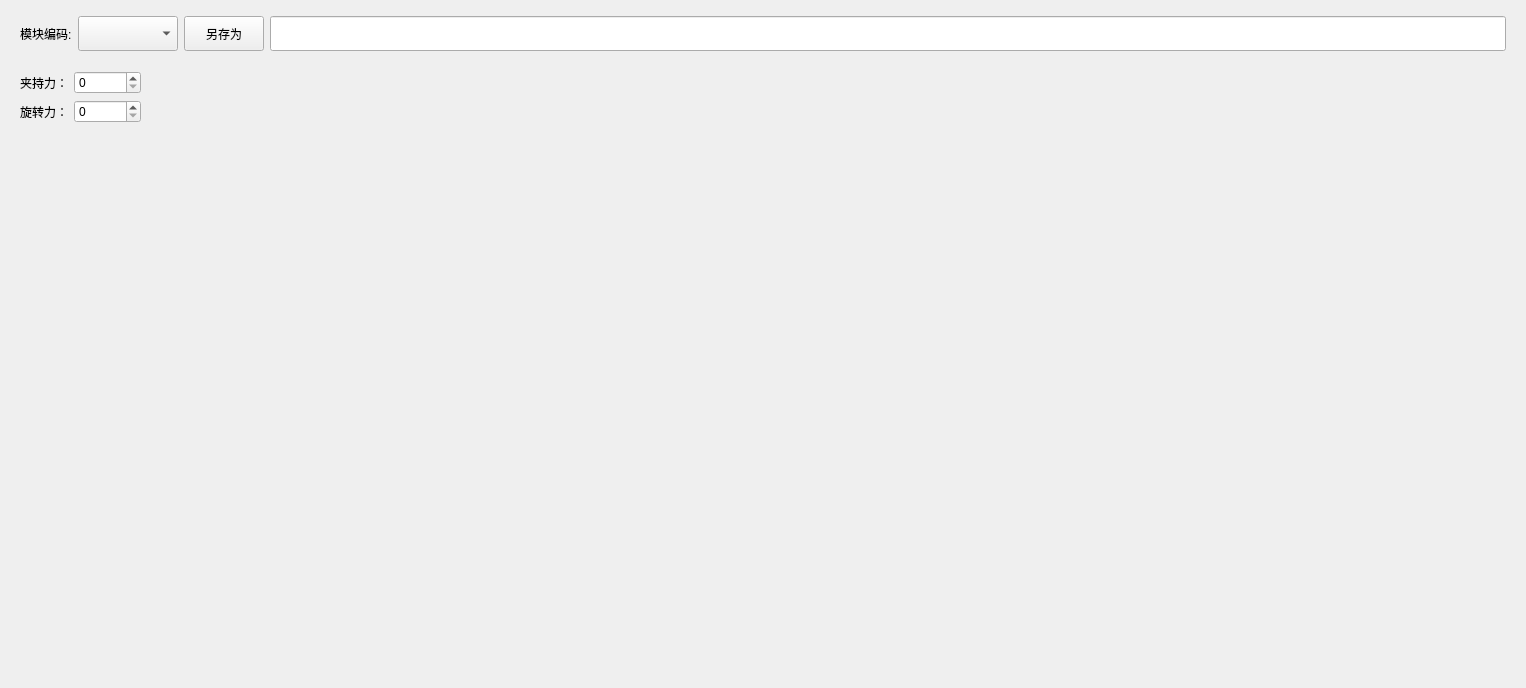
Above: VISFrameView_AirtightDevice/Plugins/PluginProductSet/WidgetRecipeGrip.ui from IPX-192/haoen before the change. Below: the same form after it.
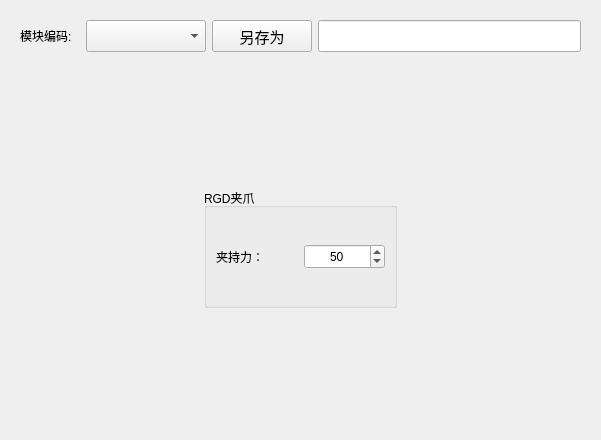
That is the form after the change.

Patch:
```diff
--- a/VISFrameView_AirtightDevice/Plugins/PluginProductSet/WidgetRecipeGrip.ui
+++ b/VISFrameView_AirtightDevice/Plugins/PluginProductSet/WidgetRecipeGrip.ui
@@ -6,14 +6,14 @@
    <rect>
     <x>0</x>
     <y>0</y>
-    <width>1525</width>
-    <height>688</height>
+    <width>601</width>
+    <height>440</height>
    </rect>
   </property>
   <property name="windowTitle">
    <string>电动夹爪配方</string>
   </property>
-  <layout class="QGridLayout" name="gridLayout">
+  <layout class="QGridLayout" name="gridLayout_2">
    <item row="0" column="0">
     <widget class="QWidget" name="widget_recipe" native="true">
      <property name="sizePolicy">
@@ -31,22 +31,22 @@
      <property name="maximumSize">
       <size>
        <width>16777215</width>
-       <height>45</height>
+       <height>50</height>
       </size>
      </property>
-     <layout class="QHBoxLayout" name="horizontalLayout_3">
-      <property name="topMargin">
-       <number>3</number>
-      </property>
-      <property name="bottomMargin">
-       <number>3</number>
-      </property>
-      <item>
+     <layout class="QGridLayout" name="gridLayout_3">
+      <item row="0" column="0">
        <widget class="QLabel" name="label_3">
-        <property name="minimumSize">
+        <property name="sizePolicy">
+         <sizepolicy hsizetype="Minimum" vsizetype="Preferred">
+          <horstretch>0</horstretch>
+          <verstretch>0</verstretch>
+         </sizepolicy>
+        </property>
+        <property name="maximumSize">
          <size>
-          <width>0</width>
-          <height>35</height>
+          <width>60</width>
+          <height>16777215</height>
          </size>
         </property>
         <property name="text">
@@ -54,18 +54,24 @@
         </property>
        </widget>
       </item>
-      <item>
-       <widget class="QComboBox" name="comboBox_sRecipeName">
+      <item row="0" column="1">
+       <widget class="QComboBox" name="comboBox_Recipe">
+        <property name="sizePolicy">
+         <sizepolicy hsizetype="Preferred" vsizetype="Preferred">
+          <horstretch>0</horstretch>
+          <verstretch>0</verstretch>
+         </sizepolicy>
+        </property>
         <property name="minimumSize">
          <size>
-          <width>0</width>
-          <height>35</height>
+          <width>120</width>
+          <height>0</height>
          </size>
         </property>
         <property name="maximumSize">
          <size>
-          <width>100</width>
-          <height>35</height>
+          <width>120</width>
+          <height>16777215</height>
          </size>
         </property>
         <property name="styleSheet">
@@ -73,31 +79,43 @@
         </property>
        </widget>
       </item>
-      <item>
+      <item row="0" column="2">
        <widget class="QPushButton" name="btnSave">
-        <property name="minimumSize">
-         <size>
-          <width>0</width>
-          <height>35</height>
-         </size>
+        <property name="sizePolicy">
+         <sizepolicy hsizetype="Minimum" vsizetype="Preferred">
+          <horstretch>0</horstretch>
+          <verstretch>0</verstretch>
+         </sizepolicy>
         </property>
         <property name="maximumSize">
          <size>
-          <width>16777215</width>
-          <height>35</height>
+          <width>100</width>
+          <height>16777215</height>
          </size>
         </property>
+        <property name="font">
+         <font>
+          <family>Agency FB</family>
+          <pointsize>11</pointsize>
+         </font>
+        </property>
         <property name="text">
          <string>另存为</string>
         </property>
        </widget>
       </item>
-      <item>
+      <item row="0" column="3">
        <widget class="QLineEdit" name="lineEdit">
+        <property name="sizePolicy">
+         <sizepolicy hsizetype="Preferred" vsizetype="Preferred">
+          <horstretch>0</horstretch>
+          <verstretch>0</verstretch>
+         </sizepolicy>
+        </property>
         <property name="minimumSize">
          <size>
           <width>0</width>
-          <height>35</height>
+          <height>25</height>
          </size>
         </property>
        </widget>
@@ -106,72 +124,111 @@
     </widget>
    </item>
    <item row="1" column="0">
-    <widget class="QWidget" name="widget" native="true">
-     <layout class="QGridLayout" name="gridLayout_2">
-      <item row="0" column="0">
-       <layout class="QHBoxLayout" name="horizontalLayout">
+    <layout class="QHBoxLayout" name="horizontalLayout_6" stretch="1,1,1">
         <item>
-         <widget class="QLabel" name="label">
-          <property name="text">
-           <string>夹持力：</string>
-          </property>
-         </widget>
-        </item>
-        <item>
-         <widget class="QSpinBox" name="spinBox_nGripperClampingForce">
-          <property name="maximum">
-           <number>1000000</number>
-          </property>
-         </widget>
-        </item>
-       </layout>
-      </item>
-      <item row="0" column="1" rowspan="2">
        <spacer name="horizontalSpacer">
         <property name="orientation">
          <enum>Qt::Horizontal</enum>
         </property>
         <property name="sizeHint" stdset="0">
          <size>
-          <width>1178</width>
+         <width>40</width>
           <height>20</height>
          </size>
         </property>
        </spacer>
       </item>
-      <item row="1" column="0">
-       <layout class="QHBoxLayout" name="horizontalLayout_2">
         <item>
-         <widget class="QLabel" name="label_4">
-          <property name="text">
-           <string>旋转力：</string>
-          </property>
-         </widget>
-        </item>
+      <layout class="QVBoxLayout" name="verticalLayout" stretch="1,1,1">
         <item>
-         <widget class="QSpinBox" name="spinBox_nRotateForce">
-          <property name="maximum">
-           <number>1000000</number>
-          </property>
-         </widget>
-        </item>
-       </layout>
-      </item>
-      <item row="2" column="0" colspan="2">
        <spacer name="verticalSpacer">
         <property name="orientation">
          <enum>Qt::Vertical</enum>
         </property>
         <property name="sizeHint" stdset="0">
          <size>
-          <width>1486</width>
-          <height>542</height>
+           <width>20</width>
+           <height>40</height>
          </size>
         </property>
        </spacer>
       </item>
-     </layout>
-    </widget>
+       <item>
+        <widget class="QGroupBox" name="groupBox1">
+         <property name="toolTip">
+          <string/>
+         </property>
+         <property name="title">
+          <string>RGD夹爪</string>
+         </property>
+         <layout class="QGridLayout" name="gridLayout">
+          <item row="0" column="1">
+           <widget class="QSpinBox" name="spinBox_grabN">
+            <property name="minimumSize">
+             <size>
+              <width>0</width>
+              <height>25</height>
+             </size>
+            </property>
+            <property name="toolTip">
+             <string>夹爪夹持力</string>
+            </property>
+            <property name="alignment">
+             <set>Qt::AlignCenter</set>
+            </property>
+            <property name="minimum">
+             <number>0</number>
+            </property>
+            <property name="maximum">
+             <number>100</number>
+            </property>
+            <property name="value">
+             <number>50</number>
+            </property>
+           </widget>
+          </item>
+          <item row="0" column="0">
+           <widget class="QLabel" name="labelModuleDegree">
+            <property name="styleSheet">
+             <string notr="true"/>
+            </property>
+            <property name="text">
+             <string>夹持力：       </string>
+            </property>
+           </widget>
+          </item>
+         </layout>
+        </widget>
+       </item>
+       <item>
+        <spacer name="verticalSpacer_2">
+         <property name="orientation">
+          <enum>Qt::Vertical</enum>
+         </property>
+         <property name="sizeHint" stdset="0">
+          <size>
+           <width>20</width>
+           <height>40</height>
+          </size>
+         </property>
+        </spacer>
+       </item>
+      </layout>
+     </item>
+     <item>
+      <spacer name="horizontalSpacer_2">
+       <property name="orientation">
+        <enum>Qt::Horizontal</enum>
+       </property>
+       <property name="sizeHint" stdset="0">
+        <size>
+         <width>40</width>
+         <height>20</height>
+        </size>
+       </property>
+      </spacer>
+     </item>
+    </layout>
    </item>
   </layout>
  </widget>
```
Left out of the diff: 2 changed lines with no effect on the pictures. Lines whose indentation alone changed are shown as unchanged.
